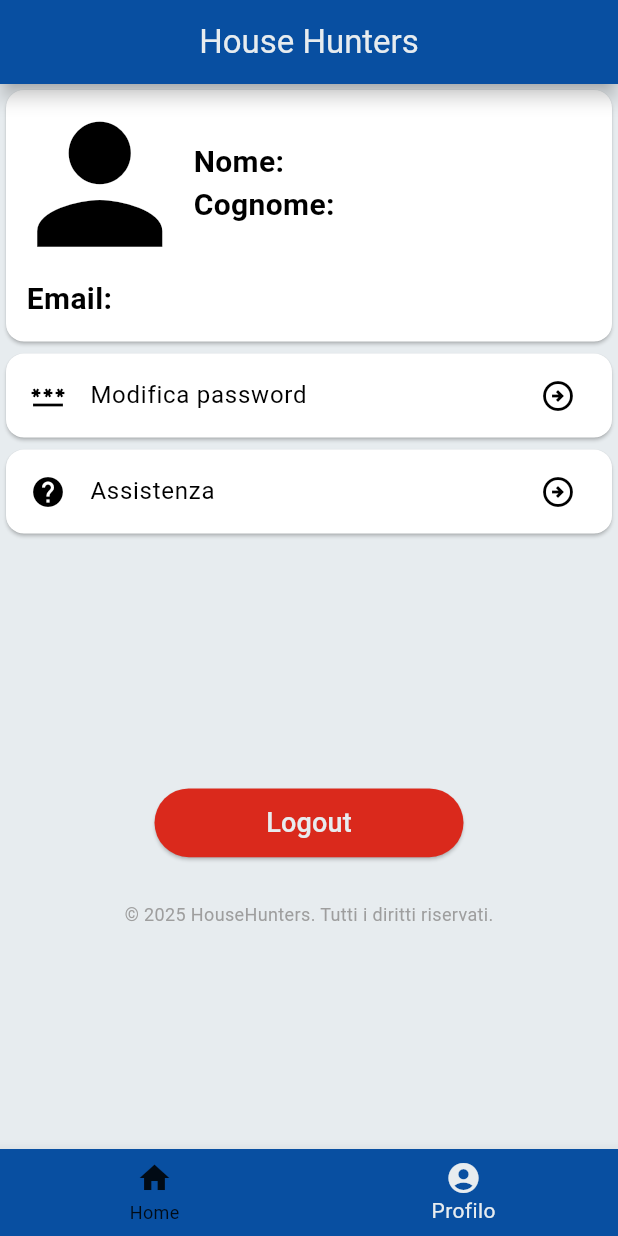
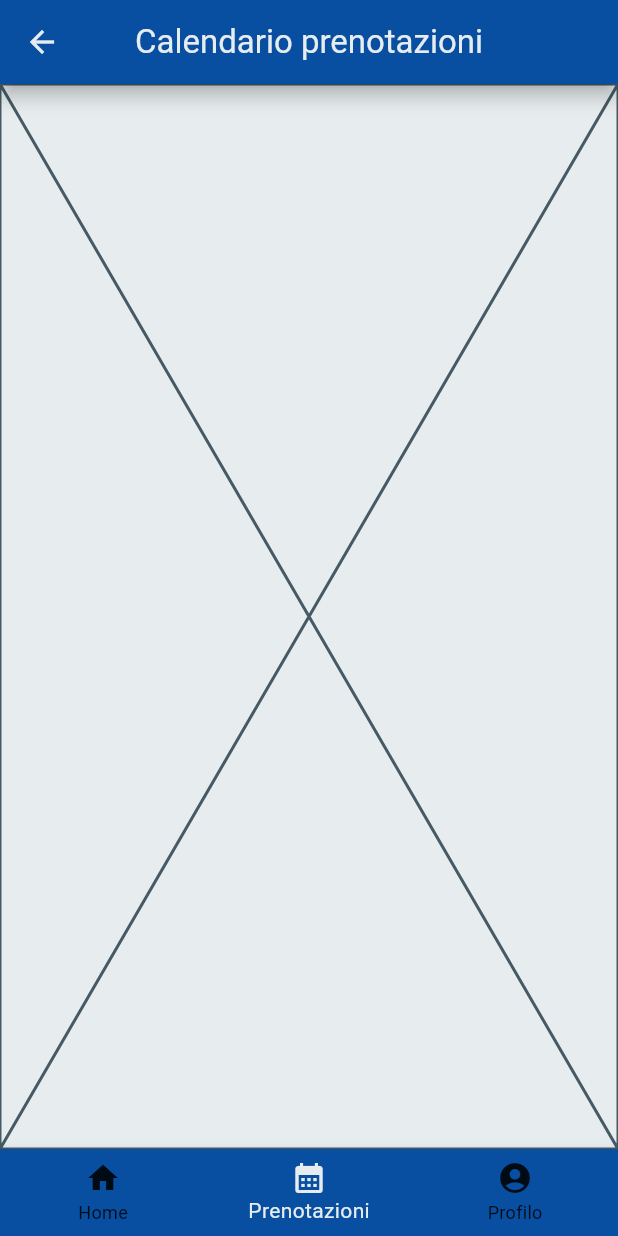
Before and after one commit to luke03b/INGSW2425_026, a Flutter app: the ControllorePagineAgente screen opened by its route, item 2 of the bottom bar chosen, on a phone screen of 412 x 824 dp. Run offline on Flutter 3.47's test engine with Material 3 defaults, Android fonts, the phone set to English and light mode, and no system bars; our stand-ins replace carousel_slider, flutter_svg, font_awesome_flutter, google_maps_flutter, jwt_decoder, readmore and 2 more; missing offline and left inert: amazon_cognito_identity_dart_2, amplify_auth_cognito, amplify_flutter; accounts and stored records are empty.

Commit message:
aggiunto tab nella barra di navigazione dell'agente e aggiunta la pagina corrispondente priva di calendario per ora

```diff
--- /dev/null
+++ b/lib/pages/agente_pages/agente_calendario_prenotazioni_page.dart
@@ -0,0 +1,27 @@
+import 'package:flutter/material.dart';
+
+class AgenteCalendarioPrenotazioniPage extends StatefulWidget {
+  const AgenteCalendarioPrenotazioniPage({super.key});
+
+  @override
+  State<AgenteCalendarioPrenotazioniPage> createState() => _AgenteCalendarioPrenotazioniPageState();
+}
+
+class _AgenteCalendarioPrenotazioniPageState extends State<AgenteCalendarioPrenotazioniPage> {
+  @override
+  Widget build(BuildContext context) {
+    return Scaffold(
+      resizeToAvoidBottomInset: false,
+      appBar: AppBar(
+        iconTheme: IconThemeData(
+          color: Theme.of(context).colorScheme.surface,
+        ),
+        title: Text("Calendario prenotazioni", style: TextStyle(color: Theme.of(context).colorScheme.onPrimary),),
+        centerTitle: true,
+        backgroundColor: Theme.of(context).colorScheme.primary,
+        elevation: 5,
+        shadowColor: Colors.black,
+      ),
+      body: Placeholder());
+  }
+}
--- a/lib/pages/agente_pages/agente_controllore_pagine.dart
+++ b/lib/pages/agente_pages/agente_controllore_pagine.dart
@@ -1,3 +1,4 @@
+import 'package:domus_app/pages/agente_pages/agente_calendario_prenotazioni_page.dart';
 import 'package:domus_app/pages/agente_pages/agente_home_page.dart';
 import 'package:domus_app/pages/profilo_page.dart';
 import 'package:flutter/material.dart';
@@ -20,6 +21,7 @@ class _ControllorePagineAgenteState extends State<ControllorePagineAgente> {
 
   final List<Widget> _pages = [
     AgenteHomePage(),
+    AgenteCalendarioPrenotazioniPage(),
     ProfiloPage(),
   ];
 
@@ -37,6 +39,7 @@ class _ControllorePagineAgenteState extends State<ControllorePagineAgente> {
         unselectedItemColor: Colors.black87,
         items: [
           BottomNavigationBarItem(icon: Icon(Icons.home), label: 'Home'),
+          BottomNavigationBarItem(icon: Icon(Icons.calendar_month), label: 'Prenotazioni'),
           BottomNavigationBarItem(icon: Icon(Icons.account_circle), label: 'Profilo'),
         ]
       ),
--- a/lib/pages/cliente_pages/cliente_controllore_pagine2.dart
+++ b/lib/pages/cliente_pages/cliente_controllore_pagine2.dart
@@ -2,7 +2,6 @@ import 'package:domus_app/pages/cliente_pages/cliente_prenotazioni_page.dart';
 import 'package:domus_app/pages/profilo_page.dart';
 import 'package:domus_app/pages/cliente_pages/cliente_risultati_cerca_page.dart';
 import 'package:flutter/material.dart';
-import 'cliente_cerca_page.dart';
 import 'cliente_offerte_page.dart';
 
 class ControllorePagine2 extends StatefulWidget {
--- a/lib/pages/cliente_pages/cliente_risultati_cerca_page.dart
+++ b/lib/pages/cliente_pages/cliente_risultati_cerca_page.dart
@@ -1,8 +1,6 @@
 import 'package:carousel_slider/carousel_slider.dart';
 import 'package:domus_app/pages/cliente_pages/cliente_annuncio_page.dart';
 import 'package:flutter/material.dart';
-import 'package:font_awesome_flutter/font_awesome_flutter.dart';
-import 'package:readmore/readmore.dart';
 
 class RisultatiCercaPage extends StatefulWidget {
   const RisultatiCercaPage({super.key});
--- a/lib/pages/profilo_page.dart
+++ b/lib/pages/profilo_page.dart
@@ -2,7 +2,6 @@ import 'package:domus_app/services/aws_cognito.dart';
 import 'package:domus_app/utils/my_buttons_widgets.dart';
 import 'package:domus_app/utils/my_pop_up_widgets.dart';
 import 'package:flutter/material.dart';
-import 'package:font_awesome_flutter/font_awesome_flutter.dart';
 
 class ProfiloPage extends StatefulWidget {
   const ProfiloPage({super.key});
```
Also changed, not shown: lib/services/aws_cognito.dart (+6 -7 lines).
